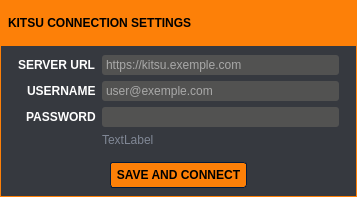
First picture: the form in kitsu_publish_standalone/ui/kitsu_publisher_settings.ui, repository emilemassie/kitsu-publisher, before the edit.
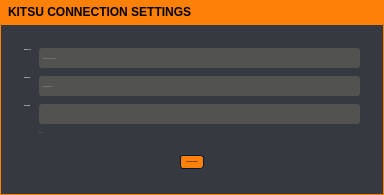
Second picture: the form after the edit. Icons and pictures are not drawn.

Commit message: ui fixes change is config file location for multisystem

The edit to the form file:
```diff
--- a/kitsu_publish_standalone/ui/kitsu_publisher_settings.ui
+++ b/kitsu_publish_standalone/ui/kitsu_publisher_settings.ui
@@ -9,8 +9,8 @@
    <rect>
     <x>0</x>
     <y>0</y>
-    <width>357</width>
-    <height>197</height>
+    <width>384</width>
+    <height>195</height>
    </rect>
   </property>
   <property name="font">
@@ -31,13 +31,14 @@
 {
 	background-color: #36393f;
 	color: #ffffff;
+	border-color: #051a39;
 	font: 10px &quot;Verdana&quot;;
-	border-color: #051a39;
-	
-	
 
 }
 
+QWidget#main_frame{
+border: 1px solid #fd8008;
+}
 
 /*-----QLabel-----*/
 QLabel
@@ -255,8 +256,9 @@
 /*-----QComboBox-----*/
 QComboBox
 {
-    background-color: #fd8008;
+   
     border: 1px solid;
+	border-color:#262626;
     border-radius: 3px;
     padding-left: 6px;
     color: #ffffff;
@@ -299,6 +301,14 @@
 
 }
 
+QComboBox::down-arrow
+{
+    image: url(icons:arrow-down.svg);
+    width: 8px;
+    height: 8px;
+}
+
+
 
 QComboBox::drop-down
 {
@@ -314,12 +324,8 @@
 }
 
 
-QComboBox::down-arrow
-{
-    image: url(://arrow-down.png);
-    width: 8px;
-    height: 8px;
-}
+
+
 
 
 /*-----QSpinBox &amp; QDoubleSpinBox &amp; QDateTimeEdit-----*/
@@ -411,6 +417,28 @@
 }
 
 
+
+QSpinBox::down-arrow,
+QDoubleSpinBox::down-arrow,
+QDateTimeEdit::down-arrow
+{
+    image: url(icons:arrow-down.svg);
+    width: 7px;
+
+}
+
+
+QSpinBox::up-arrow,
+QDoubleSpinBox::up-arrow,
+QDateTimeEdit::up-arrow
+{
+    image: url(icons:arrow-up.svg);
+    width: 7px;
+
+}
+
+
+
 /*-----QLineEdit-----*/
 QLineEdit
 {
@@ -1083,6 +1111,24 @@
 
 }
 
+
+QScrollBar::up-arrow:vertical
+{
+    image: url(icons:arrow-up.svg);
+    width: 6px;
+    height: 6px;
+
+}
+
+
+QScrollBar::down-arrow:vertical
+{
+    image: url(icons:arrow-down.svg);
+    width: 6px;
+    height: 6px;
+
+}
+
 /*-----QProgressBar-----*/
 QProgressBar
 {
@@ -1124,6 +1170,12 @@
      </property>
      <item>
       <widget class="QFrame" name="frame">
+       <property name="sizePolicy">
+        <sizepolicy hsizetype="Preferred" vsizetype="Fixed">
+         <horstretch>0</horstretch>
+         <verstretch>0</verstretch>
+        </sizepolicy>
+       </property>
        <property name="styleSheet">
         <string notr="true">border-color: rgb(253, 128, 8);
 background-color: rgb(253, 128, 8);
@@ -1212,61 +1264,70 @@
     </layout>
    </item>
    <item>
+    <widget class="QWidget" name="main_frame" native="true">
     <layout class="QVBoxLayout" name="verticalLayout_10">
      <property name="spacing">
-      <number>6</number>
-     </property>
-     <property name="sizeConstraint">
-      <enum>QLayout::SetDefaultConstraint</enum>
-     </property>
-     <item>
-      <widget class="QFrame" name="frame_2">
-       <property name="minimumSize">
-        <size>
-         <width>313</width>
-         <height>130</height>
-        </size>
-       </property>
-       <property name="styleSheet">
-        <string notr="true">QFrame{
-	border-left:1;
-	border-right:1;
-	border-bottom:1;
-	border-style:solid;
-	border-color:#fd8008;
-}
-</string>
-       </property>
-       <layout class="QVBoxLayout" name="verticalLayout_2">
+       <number>8</number>
+      </property>
         <property name="leftMargin">
-         <number>8</number>
+       <number>12</number>
         </property>
         <property name="topMargin">
-         <number>0</number>
+       <number>12</number>
         </property>
         <property name="rightMargin">
-         <number>8</number>
+       <number>12</number>
         </property>
         <property name="bottomMargin">
-         <number>8</number>
-        </property>
-        <item>
-         <widget class="QFrame" name="verticalFrame">
-          <property name="styleSheet">
-           <string notr="true">QFrame{
-	border-style:none
-}</string>
-          </property>
-          <layout class="QVBoxLayout" name="verticalLayout_3">
+       <number>12</number>
+      </property>
            <item>
             <layout class="QFormLayout" name="formLayout_3">
-             <property name="labelAlignment">
-              <set>Qt::AlignRight|Qt::AlignTrailing|Qt::AlignVCenter</set>
-             </property>
-             <property name="formAlignment">
-              <set>Qt::AlignLeading|Qt::AlignLeft|Qt::AlignVCenter</set>
-             </property>
-             <item row="2" column="0">
+        <property name="fieldGrowthPolicy">
+         <enum>QFormLayout::ExpandingFieldsGrow</enum>
+        </property>
+        <property name="horizontalSpacing">
+         <number>8</number>
+        </property>
+        <property name="verticalSpacing">
+         <number>8</number>
+        </property>
+        <property name="leftMargin">
+         <number>12</number>
+        </property>
+        <property name="topMargin">
+         <number>12</number>
+        </property>
+        <property name="rightMargin">
+         <number>12</number>
+        </property>
+        <property name="bottomMargin">
+         <number>0</number>
+        </property>
+        <item row="0" column="0">
+         <widget class="QLabel" name="label_5">
+          <property name="styleSheet">
+           <string notr="true">font-weight:600;</string>
+          </property>
+          <property name="text">
+           <string>SERVER URL</string>
+          </property>
+          <property name="textInteractionFlags">
+           <set>Qt::NoTextInteraction</set>
+          </property>
+         </widget>
+        </item>
+        <item row="0" column="1">
+         <widget class="QLineEdit" name="t_url">
+          <property name="text">
+           <string/>
+          </property>
+          <property name="placeholderText">
+           <string>https://kitsu.exemple.com</string>
+          </property>
+         </widget>
+        </item>
+        <item row="1" column="0">
               <widget class="QLabel" name="label_7">
                <property name="styleSheet">
                 <string notr="true">font-weight:600;</string>
@@ -1276,14 +1337,14 @@
                </property>
               </widget>
              </item>
-             <item row="2" column="1">
+        <item row="1" column="1">
               <widget class="QLineEdit" name="t_user">
                <property name="placeholderText">
                 <string>user@exemple.com</string>
                </property>
               </widget>
              </item>
-             <item row="3" column="0">
+        <item row="2" column="0">
               <widget class="QLabel" name="label_8">
                <property name="styleSheet">
                 <string notr="true">font-weight:600;</string>
@@ -1293,52 +1354,26 @@
                </property>
               </widget>
              </item>
-             <item row="3" column="1">
+        <item row="2" column="1">
               <widget class="QLineEdit" name="t_pwd">
                <property name="echoMode">
                 <enum>QLineEdit::Password</enum>
                </property>
               </widget>
              </item>
-             <item row="1" column="1">
-              <widget class="QLineEdit" name="t_url">
-               <property name="text">
-                <string/>
-               </property>
-               <property name="placeholderText">
-                <string>https://kitsu.exemple.com</string>
-               </property>
-              </widget>
-             </item>
-             <item row="1" column="0">
-              <widget class="QLabel" name="label_5">
-               <property name="styleSheet">
-                <string notr="true">font-weight:600;</string>
-               </property>
-               <property name="text">
-                <string>SERVER URL</string>
-               </property>
-               <property name="textInteractionFlags">
-                <set>Qt::NoTextInteraction</set>
-               </property>
-              </widget>
-             </item>
-             <item row="4" column="1">
+        <item row="3" column="1">
               <widget class="QLabel" name="status_c">
                <property name="styleSheet">
                 <string notr="true">color:#808795;</string>
                </property>
                <property name="text">
-                <string>TextLabel</string>
+           <string>STATUS</string>
                </property>
               </widget>
              </item>
             </layout>
            </item>
-          </layout>
-         </widget>
-        </item>
-        <item alignment="Qt::AlignHCenter">
+      <item alignment="Qt::AlignHCenter|Qt::AlignVCenter">
          <widget class="QPushButton" name="save_button">
           <property name="enabled">
            <bool>true</bool>
@@ -1358,24 +1393,6 @@
       </widget>
      </item>
     </layout>
-   </item>
-   <item>
-    <spacer name="verticalSpacer">
-     <property name="orientation">
-      <enum>Qt::Vertical</enum>
-     </property>
-     <property name="sizeType">
-      <enum>QSizePolicy::Fixed</enum>
-     </property>
-     <property name="sizeHint" stdset="0">
-      <size>
-       <width>0</width>
-       <height>0</height>
-      </size>
-     </property>
-    </spacer>
-   </item>
-  </layout>
  </widget>
  <tabstops>
   <tabstop>t_url</tabstop>
```
Left out of the diff: 10 changed lines with no effect on the pictures. Lines whose indentation alone changed are shown as unchanged. The commit also changes 4 other files.
